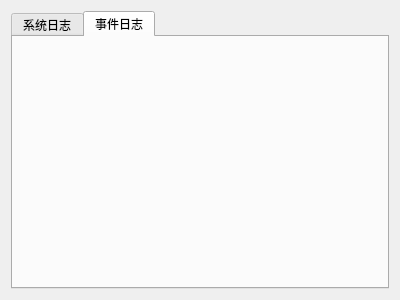
The window that RoomatchServer/logkeeper.ui (guanglongshen/Roomatch) describes before a commit, drawn with Qt 5.
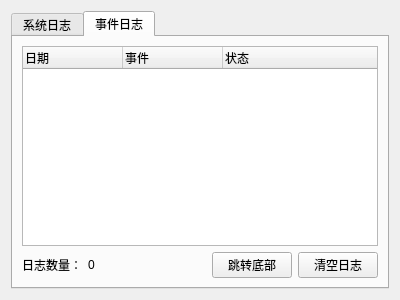
The same window after the commit. The open tabs and pages were chosen to show the change.

Commit message: refactor: 重构日志系统，增添逻辑以及按钮功能

What changed in the file:
```diff
--- a/RoomatchServer/logkeeper.ui
+++ b/RoomatchServer/logkeeper.ui
@@ -99,6 +99,72 @@
       <attribute name="title">
        <string>事件日志</string>
       </attribute>
+      <layout class="QVBoxLayout" name="verticalLayout_3">
+       <item>
+        <widget class="QTreeWidget" name="eventLogTree">
+         <column>
+          <property name="text">
+           <string>日期</string>
+          </property>
+         </column>
+         <column>
+          <property name="text">
+           <string>事件</string>
+          </property>
+         </column>
+         <column>
+          <property name="text">
+           <string>状态</string>
+          </property>
+         </column>
+        </widget>
+       </item>
+       <item>
+        <layout class="QHBoxLayout" name="horizontalLayout_2">
+         <item>
+          <widget class="QLabel" name="logEventCountLabel">
+           <property name="text">
+            <string>日志数量：</string>
+           </property>
+          </widget>
+         </item>
+         <item>
+          <widget class="QLabel" name="logEventCount">
+           <property name="text">
+            <string>0</string>
+           </property>
+          </widget>
+         </item>
+         <item>
+          <spacer name="horizontalSpacer_2">
+           <property name="orientation">
+            <enum>Qt::Orientation::Horizontal</enum>
+           </property>
+           <property name="sizeHint" stdset="0">
+            <size>
+             <width>40</width>
+             <height>20</height>
+            </size>
+           </property>
+          </spacer>
+         </item>
+         <item>
+          <widget class="QPushButton" name="goToEndEventBtn">
+           <property name="text">
+            <string>跳转底部</string>
+           </property>
+          </widget>
+         </item>
+         <item>
+          <widget class="QPushButton" name="clearEventBtn">
+           <property name="text">
+            <string>清空日志</string>
+           </property>
+          </widget>
+         </item>
+        </layout>
+       </item>
+      </layout>
      </widget>
     </widget>
    </item>
```
Left out of the diff: 2 changed lines with no effect on the pictures. The commit also changes 3 other files.
